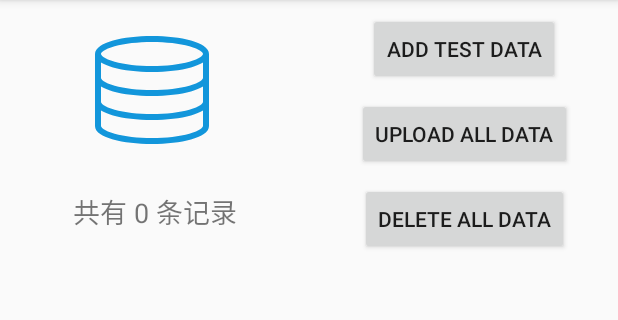
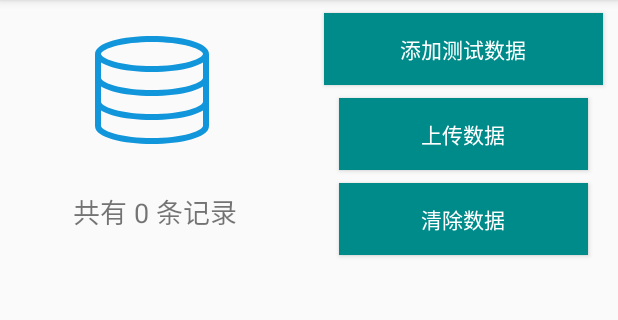
Before and after one commit to skr746655859/-app, an Android app: the MainActivity screen opened directly, with no data from a screen before it, on a phone screen of 412 x 824 dp, the part 84-404 px from its top. Run offline under Robolectric (Android 15) with nearby library versions, the phone set to English and light mode, and no system bars; our stand-ins replace Dagger/Hilt's generated code, Room's generated code.

Commit message:
update：extract string

```diff
--- a/AntiBigDataApp/app/src/main/res/layout/activity_main.xml
+++ b/AntiBigDataApp/app/src/main/res/layout/activity_main.xml
@@ -56,10 +56,14 @@
 
     <Button
         android:id="@+id/button"
-        android:layout_width="wrap_content"
+        android:layout_width="0dp"
         android:layout_height="wrap_content"
+        android:layout_marginLeft="10dp"
+        android:layout_marginRight="10dp"
+        android:background="@color/dark_green"
         android:onClick="addTestData"
-        android:text="Add Test Data"
+        android:text="@string/add_test_data"
+        android:textColor="@android:color/white"
         app:layout_constraintBottom_toTopOf="@+id/button2"
         app:layout_constraintEnd_toEndOf="parent"
         app:layout_constraintStart_toStartOf="@+id/guideline2"
@@ -67,10 +71,14 @@
 
     <Button
         android:id="@+id/button2"
-        android:layout_width="wrap_content"
+        android:layout_width="0dp"
         android:layout_height="wrap_content"
+        android:layout_marginLeft="10dp"
+        android:layout_marginRight="10dp"
+        android:background="@color/dark_green"
         android:onClick="uploadAllData"
-        android:text="Upload All Data"
+        android:text="@string/upload_data"
+        android:textColor="@android:color/white"
         app:layout_constraintBottom_toTopOf="@+id/button3"
         app:layout_constraintEnd_toEndOf="@+id/button"
         app:layout_constraintStart_toStartOf="@+id/button"
@@ -78,10 +86,14 @@
 
     <Button
         android:id="@+id/button3"
-        android:layout_width="wrap_content"
+        android:layout_width="0dp"
         android:layout_height="wrap_content"
+        android:layout_marginLeft="10dp"
+        android:layout_marginRight="10dp"
+        android:background="@color/dark_green"
         android:onClick="deleteAllData"
-        android:text="Delete All Data"
+        android:text="@string/delete_all_data"
+        android:textColor="@android:color/white"
         app:layout_constraintBottom_toTopOf="@+id/guideline"
         app:layout_constraintEnd_toEndOf="@+id/button"
         app:layout_constraintStart_toStartOf="@+id/button"
--- a/AntiBigDataApp/app/src/main/res/values/strings.xml
+++ b/AntiBigDataApp/app/src/main/res/values/strings.xml
@@ -1,3 +1,6 @@
 <resources>
     <string name="app_name">AntiBigData</string>
+    <string name="add_test_data">添加测试数据</string>
+    <string name="upload_data">上传数据</string>
+    <string name="delete_all_data">清除数据</string>
 </resources>
```
